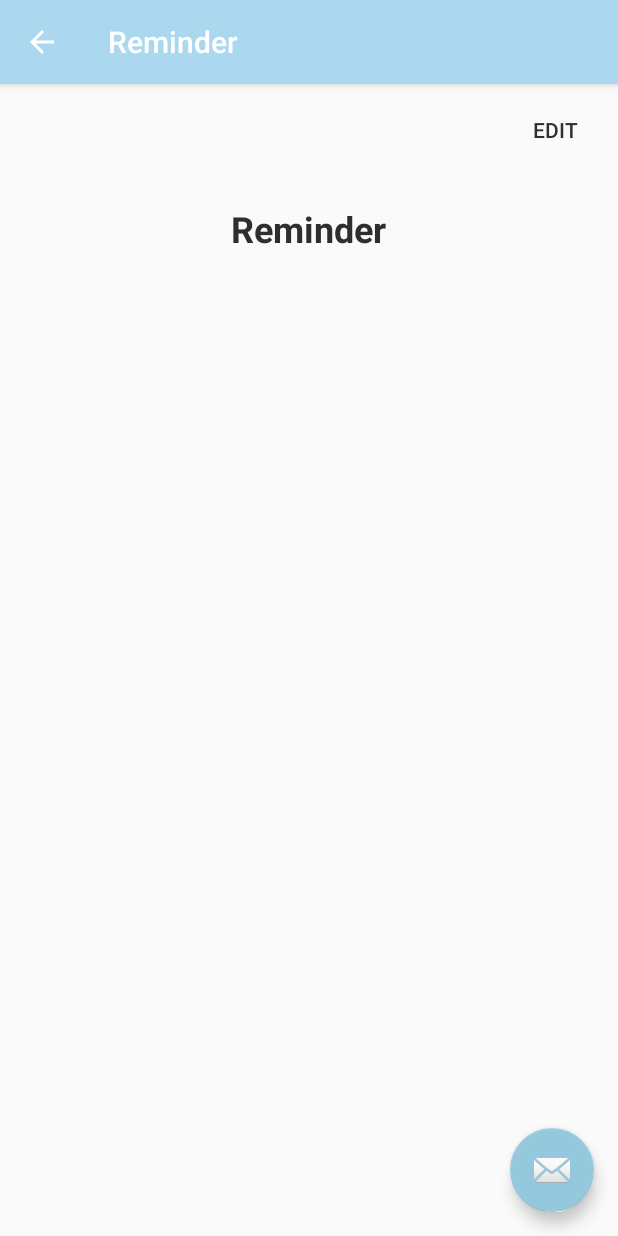
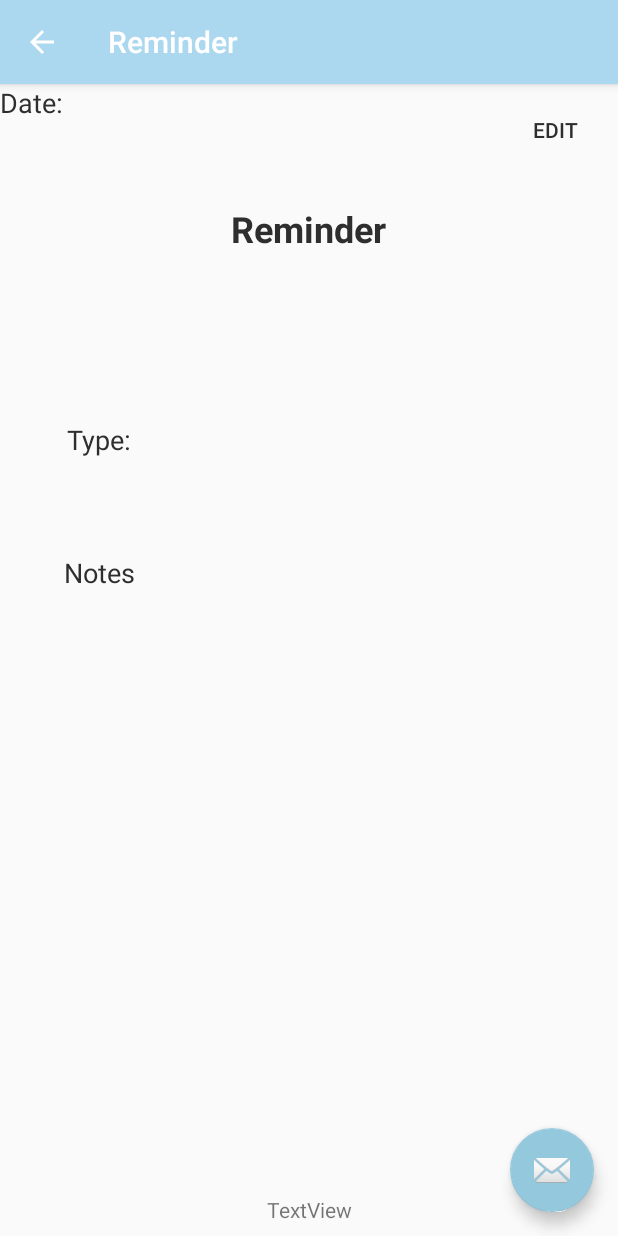
Before and after one commit to alanmbennett/PetCare, an Android app: the ReminderActivity screen opened directly, with no data from a screen before it, on a phone screen of 412 x 824 dp. Run offline under Robolectric (Android 15) with nearby library versions, the phone set to English and light mode, and no system bars.

Commit message:
Added reminder ui

```diff
--- a/app/src/main/res/layout/content_reminder.xml
+++ b/app/src/main/res/layout/content_reminder.xml
@@ -51,4 +51,72 @@
         app:layout_constraintTop_toTopOf="parent"
         app:layout_constraintVertical_bias="0.012"
         tools:text="@string/edit_button_text" />
+
+    <TextView
+        android:id="@+id/textView16"
+        android:layout_width="wrap_content"
+        android:layout_height="wrap_content"
+        android:text="@string/reminder_date_label"
+        android:textColor="@color/darkLabelText"
+        android:textSize="18sp"
+        tools:layout_editor_absoluteX="45dp"
+        tools:layout_editor_absoluteY="150dp" />
+
+    <TextView
+        android:id="@+id/textView21"
+        android:layout_width="wrap_content"
+        android:layout_height="wrap_content"
+        android:layout_marginStart="8dp"
+        android:layout_marginLeft="8dp"
+        android:layout_marginTop="8dp"
+        android:layout_marginEnd="8dp"
+        android:layout_marginRight="8dp"
+        android:layout_marginBottom="8dp"
+        android:contentDescription="@string/reminder_type_label"
+        android:text="@string/reminder_type_label"
+        android:textColor="@color/darkLabelText"
+        android:textSize="18sp"
+        app:layout_constraintBottom_toBottomOf="parent"
+        app:layout_constraintEnd_toEndOf="parent"
+        app:layout_constraintHorizontal_bias="0.104"
+        app:layout_constraintStart_toStartOf="parent"
+        app:layout_constraintTop_toTopOf="parent"
+        app:layout_constraintVertical_bias="0.298"
+        tools:text="@string/reminder_type_label" />
+
+    <TextView
+        android:id="@+id/textView18"
+        android:layout_width="wrap_content"
+        android:layout_height="wrap_content"
+        android:layout_marginStart="8dp"
+        android:layout_marginLeft="8dp"
+        android:layout_marginEnd="8dp"
+        android:layout_marginRight="8dp"
+        android:layout_marginBottom="8dp"
+        android:text="TextView"
+        app:layout_constraintBottom_toBottomOf="parent"
+        app:layout_constraintEnd_toEndOf="parent"
+        app:layout_constraintStart_toStartOf="parent" />
+
+    <TextView
+        android:id="@+id/textView20"
+        android:layout_width="wrap_content"
+        android:layout_height="23dp"
+        android:layout_marginStart="40dp"
+        android:layout_marginLeft="40dp"
+        android:layout_marginTop="8dp"
+        android:layout_marginEnd="8dp"
+        android:layout_marginRight="8dp"
+        android:layout_marginBottom="8dp"
+        android:contentDescription="@string/reminder_note_label"
+        android:text="@string/reminder_note_label"
+        android:textColor="@color/darkLabelText"
+        android:textSize="18sp"
+        app:layout_constraintBottom_toBottomOf="parent"
+        app:layout_constraintEnd_toEndOf="parent"
+        app:layout_constraintHorizontal_bias="0.009"
+        app:layout_constraintStart_toStartOf="parent"
+        app:layout_constraintTop_toTopOf="parent"
+        app:layout_constraintVertical_bias="0.419"
+        tools:text="@string/reminder_note_label" />
 </android.support.constraint.ConstraintLayout>
--- a/app/src/main/res/values/strings.xml
+++ b/app/src/main/res/values/strings.xml
@@ -60,6 +60,9 @@
     <string name="edit_user_label">Edit User</string>
     <string name="user_name">Name:</string>
     <string name="edit_pet_label">Edit Pet</string>
+    <string name="reminder_date_label">Date:</string>
+    <string name="reminder_type_label">Type:</string>
+    <string name="reminder_note_label">Notes</string>
 
 
 </resources>
```
